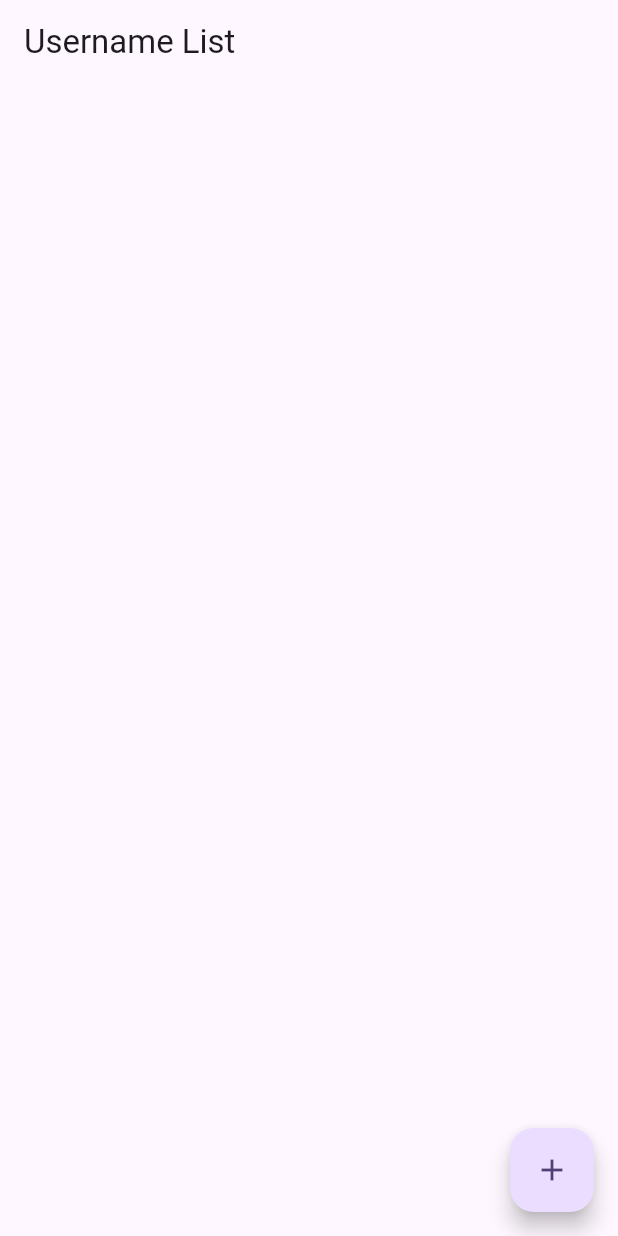
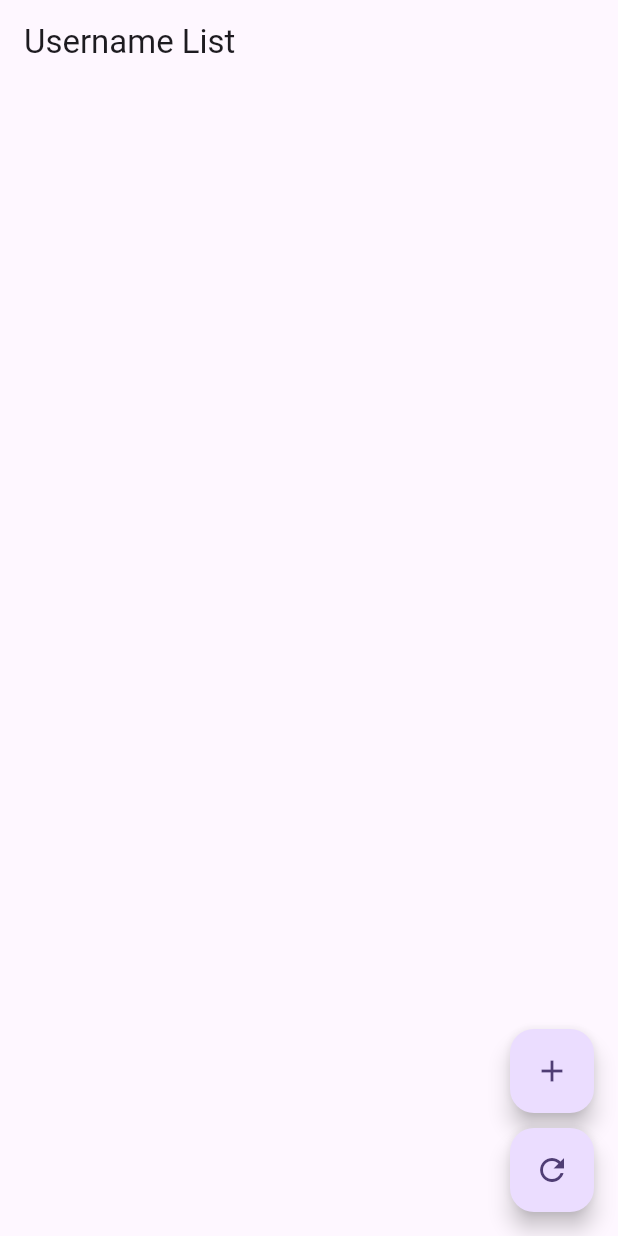
Before and after one commit to lunareraze/fs-practice, a Flutter app: the screen it shows after launch, on a phone screen of 412 x 824 dp. Run offline on Flutter 3.47's test engine with Material 3 defaults, Android fonts, the phone set to English and light mode, and no system bars; our stand-ins replace cloud_firestore, firebase_core; accounts and stored records are empty.

Commit message:
feat: refresh button on page list

```diff
--- a/lib/ui_screen/username_list.dart
+++ b/lib/ui_screen/username_list.dart
@@ -18,7 +18,10 @@ class _UsernameListState extends State<UsernameList> {
       appBar: AppBar(
         title: const Text('Username List'),
       ),
-      floatingActionButton: FloatingActionButton(
+      floatingActionButton: Column(
+        mainAxisAlignment: MainAxisAlignment.end,
+        children: [
+          FloatingActionButton(
             child: const Icon(Icons.add),
             onPressed: () {
               Navigator.push(
@@ -28,6 +31,15 @@ class _UsernameListState extends State<UsernameList> {
                 ),
               );
             },
+          ),
+          const SizedBox(height: 10),
+          FloatingActionButton(
+            onPressed: () {
+              setState(() {});
+            },
+            child: const Icon(Icons.refresh),
+          ),
+        ],
       ),
       body: Center(
         child: Column(
```
Lines whose indentation alone changed are shown as unchanged.
